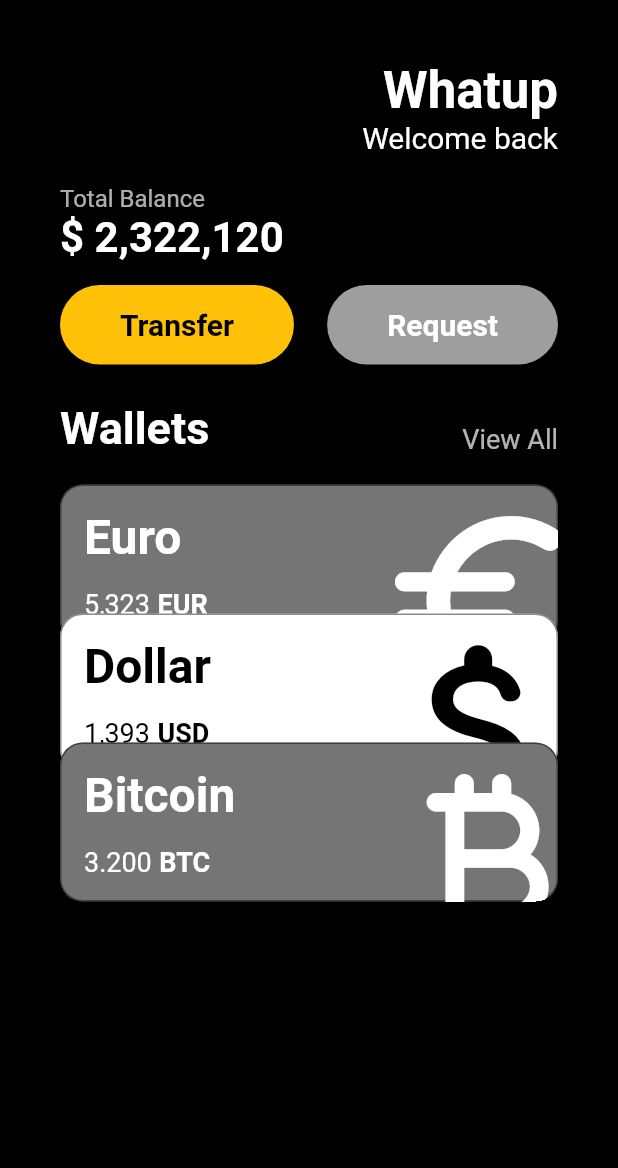
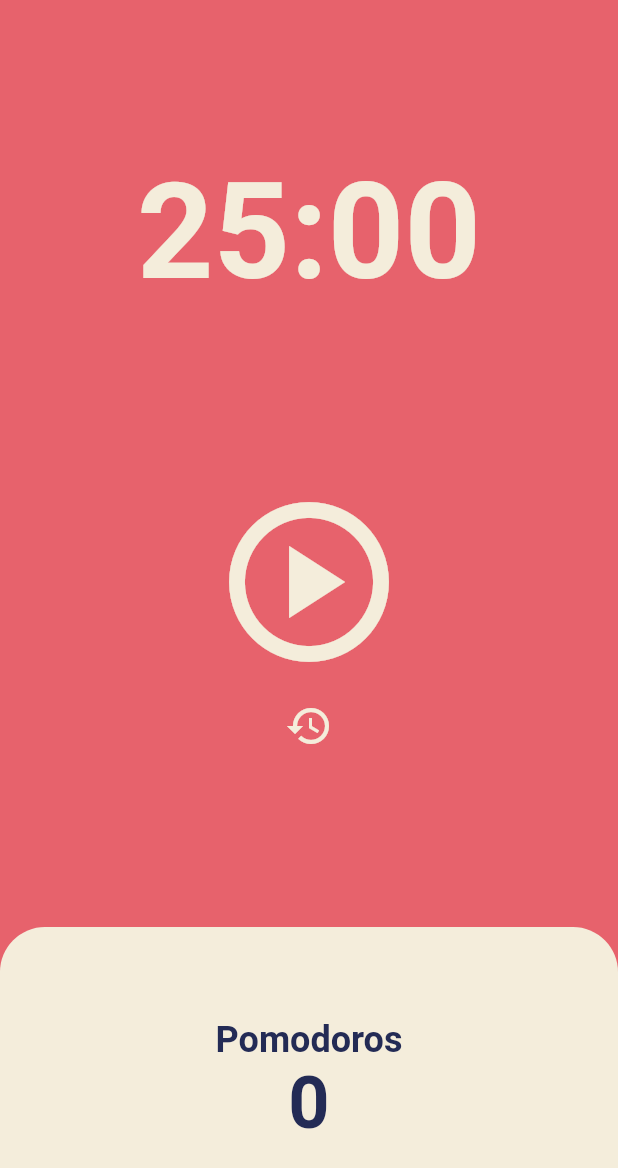
Before and after one commit to slee333/flutter_prac, a Flutter app: the screen it shows after launch, on a phone screen of 412 x 824 dp. Shown: the top 1168 px of the screen. Run offline on Flutter 3.47's test engine with Material 2 defaults, Android fonts, the phone set to English and light mode, and no system bars.

Commit message:
Finihsed Prodromos - code challenge

```diff
--- a/lib/main.dart
+++ b/lib/main.dart
@@ -1,6 +1,5 @@
 import 'package:flutter/material.dart';
-import 'package:flutter_practice/widgets/button.dart';
-import 'package:flutter_practice/widgets/card.dart';
+import 'package:flutter_practice/screens/home_screen.dart';
 
 void main() {
   runApp(const App());
@@ -9,135 +8,21 @@ void main() {
 class App extends StatelessWidget {
   const App({super.key});
 
+// Flutter provides a way to store all the sizes and colors in one place.
   @override
   Widget build(BuildContext context) {
-    // TODO: implement build
-    return const MaterialApp(
-      home: Scaffold(
-        backgroundColor: Colors.black,
-        body: SingleChildScrollView(
-          child: Padding(
-            padding: EdgeInsets.symmetric(horizontal: 40),
-            child: Column(
-              crossAxisAlignment: CrossAxisAlignment.start,
-              children: [
-                SizedBox(
-                  height: 40,
-                ),
-                Row(
-                  mainAxisAlignment: MainAxisAlignment.end,
-                  children: [
-                    Column(
-                      crossAxisAlignment: CrossAxisAlignment.end,
-                      children: [
-                        Text(
-                          "Whatup",
-                          style: TextStyle(
-                              color: Colors.white,
-                              fontSize: 34,
-                              fontWeight: FontWeight.w600),
-                        ),
-                        Text(
-                          "Welcome back",
-                          style: TextStyle(
-                              color: Colors.white,
-                              fontSize: 20,
-                              fontWeight: FontWeight.w400),
-                        ),
-                      ],
-                    )
-                  ],
-                ),
-                SizedBox(
-                  height: 20,
-                ),
-                Text(
-                  "Total Balance",
-                  style: TextStyle(
-                    color: Color.fromARGB(174, 255, 255, 255),
-                    fontSize: 16,
-                  ),
-                ),
-                Text(
-                  "\$ 2,322,120",
-                  style: TextStyle(
-                      color: Colors.white,
-                      fontSize: 28,
-                      fontWeight: FontWeight.bold),
-                ),
-                SizedBox(
-                  height: 15,
-                ),
-                Row(
-                  mainAxisAlignment: MainAxisAlignment.spaceBetween,
-                  children: [
-                    Button(
-                      text: "Transfer",
-                      bgColor: Colors.amber,
-                      textColor: Colors.black,
-                    ),
-                    Button(
-                      text: "Request",
-                      bgColor: Colors.grey,
-                      textColor: Colors.white,
-                    ),
-                  ],
-                ),
-                SizedBox(
-                  height: 25,
-                ),
-                Row(
-                  mainAxisAlignment: MainAxisAlignment.spaceBetween,
-                  crossAxisAlignment: CrossAxisAlignment.end,
-                  children: [
-                    Text(
-                      'Wallets',
-                      style: TextStyle(
-                        color: Colors.white,
-                        fontSize: 30,
-                        fontWeight: FontWeight.w600,
-                      ),
-                    ),
-                    Text(
-                      'View All',
-                      style: TextStyle(
-                        color: Colors.white70,
-                        fontSize: 18,
-                      ),
-                    ),
-                  ],
-                ),
-                SizedBox(
-                  height: 20,
-                ),
-                CurrencyCard(
-                  currencyName: "Euro",
-                  currencyAcronym: "EUR",
-                  amount: "5,323",
-                  currencyIcon: Icons.euro_rounded,
-                  order: 0,
-                ),
-                CurrencyCard(
-                  currencyName: "Dollar",
-                  currencyAcronym: "USD",
-                  amount: "1,393",
-                  currencyIcon: Icons.attach_money_rounded,
-                  isDark: false,
-                  order: -2,
-                ),
-                CurrencyCard(
-                  currencyName: "Bitcoin",
-                  currencyAcronym: "BTC",
-                  amount: "3.200",
-                  currencyIcon: Icons.currency_bitcoin_rounded,
-                  isDark: true,
-                  order: -4,
-                )
-              ],
-            ),
+    return MaterialApp(
+      theme: ThemeData(
+        colorScheme:
+            ColorScheme.fromSwatch(backgroundColor: const Color(0xFFE7626C)),
+        textTheme: const TextTheme(
+          displayLarge: TextStyle(
+            color: Color(0xFF232B55),
           ),
         ),
+        cardColor: const Color(0xFFF4EDDB),
       ),
+      home: const HomeScreen(),
     );
   }
 }
--- /dev/null
+++ b/lib/screens/home_screen.dart
@@ -0,0 +1,151 @@
+import 'package:flutter/material.dart';
+import 'dart:async';
+
+class HomeScreen extends StatefulWidget {
+  const HomeScreen({super.key});
+
+  @override
+  State<HomeScreen> createState() => _HomeScreenState();
+}
+
+class _HomeScreenState extends State<HomeScreen> {
+  int totalSeconds = 1500;
+  late Timer timer;
+  bool isRunning = false;
+  int totalPomodoros = 0;
+
+  void onTick(Timer timer) {
+    // On tick, substract 1 second from totalSeconds, and setState so screen can be updated
+
+    if (totalSeconds == 0) {
+      setState(() {
+        totalPomodoros += 1;
+        isRunning = false;
+        totalSeconds = 1500;
+      });
+
+      timer.cancel();
+    } else {
+      setState(() {
+        totalSeconds -= 1;
+      });
+    }
+  }
+
+  void onStartPressed() {
+    timer = Timer.periodic(const Duration(seconds: 1), onTick);
+    setState(() {
+      isRunning = true;
+    });
+  }
+
+  void onPausePressed() {
+    timer.cancel();
+    setState(() {
+      isRunning = false;
+    });
+  }
+
+  String formatTime(int seconds) {
+    var duration = Duration(seconds: seconds);
+
+    return duration.toString().split('.').first.substring(2, 7);
+  }
+
+  void onResetPressed() {
+    setState(() {
+      totalSeconds = 1500;
+      timer.cancel();
+      isRunning = false;
+    });
+  }
+
+  @override
+  Widget build(BuildContext context) {
+    return Scaffold(
+      backgroundColor: Theme.of(context).colorScheme.background,
+      body: Column(children: [
+        Flexible(
+          flex: 1,
+          child: Container(
+            alignment: Alignment.bottomCenter,
+            child: Text(
+              formatTime(totalSeconds),
+              style: TextStyle(
+                color: Theme.of(context).cardColor,
+                fontSize: 89,
+                fontWeight: FontWeight.bold,
+              ),
+            ),
+          ),
+        ),
+        Flexible(
+          flex: 2,
+          child: Container(
+            child: Column(
+              mainAxisAlignment: MainAxisAlignment.center,
+              children: [
+                IconButton(
+                    iconSize: 128,
+                    color: Theme.of(context).cardColor,
+                    onPressed: isRunning ? onPausePressed : onStartPressed,
+                    icon: Icon(
+                      isRunning
+                          ? Icons.pause_circle_outline_rounded
+                          : Icons.play_circle_outlined,
+                    )),
+                IconButton(
+                  onPressed: onResetPressed,
+                  icon: const Icon(Icons.restore_outlined),
+                  iconSize: 32,
+                  color: Theme.of(context).cardColor,
+                )
+              ],
+            ),
+          ),
+        ),
+        Flexible(
+          flex: 1,
+          child: Row(
+            children: [
+              Expanded(
+                child: Container(
+                  decoration: BoxDecoration(
+                    borderRadius: const BorderRadius.only(
+                      topRight: Radius.circular(30),
+                      topLeft: Radius.circular(30),
+                    ),
+                    color: Theme.of(context).cardColor,
+                  ),
+                  child: Column(
+                    mainAxisAlignment: MainAxisAlignment.center,
+                    children: [
+                      Text(
+                        'Pomodoros',
+                        style: TextStyle(
+                          fontSize: 24,
+                          fontWeight: FontWeight.w600,
+                          color:
+                              Theme.of(context).textTheme.displayLarge!.color,
+                        ),
+                      ),
+                      Text(
+                        "$totalPomodoros",
+                        style: TextStyle(
+                          fontSize: 48,
+                          fontWeight: FontWeight.w600,
+                          color:
+                              Theme.of(context).textTheme.displayLarge!.color,
+                        ),
+                      ),
+                    ],
+                  ),
+                ),
+              ),
+            ],
+          ),
+        )
+      ]),
+    );
+  }
+}
```
Also changed, not shown: lib/main_stateless.dart (added, +145 -0 lines), 1 other file.
